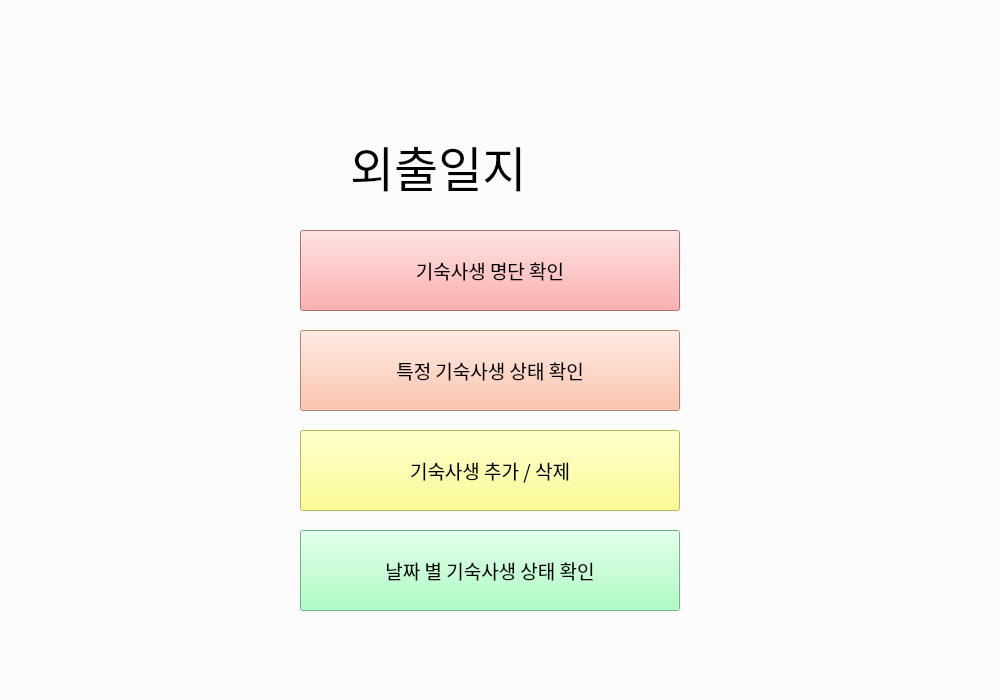
Hyemin-12/goingout-journal, file main.ui: the form before one commit.
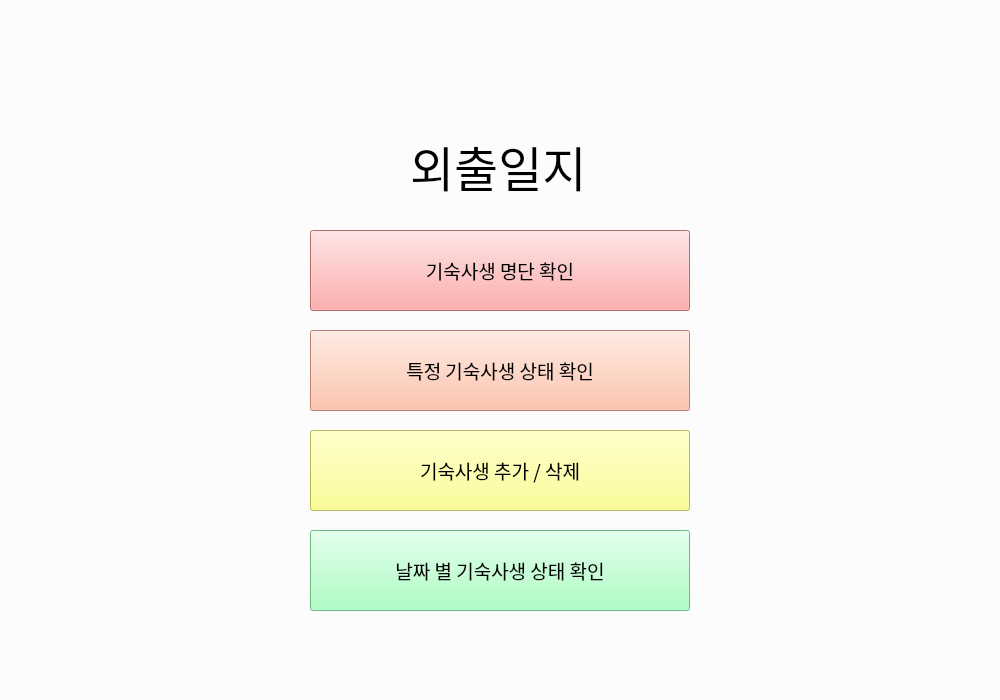
The form after the commit.

What changed in the file:
```diff
--- a/main.ui
+++ b/main.ui
@@ -19,7 +19,7 @@
   <widget class="QPushButton" name="btn_list">
    <property name="geometry">
     <rect>
-     <x>300</x>
+     <x>310</x>
      <y>230</y>
      <width>380</width>
      <height>81</height>
@@ -47,7 +47,7 @@
   <widget class="QPushButton" name="btn_status">
    <property name="geometry">
     <rect>
-     <x>300</x>
+     <x>310</x>
      <y>330</y>
      <width>380</width>
      <height>81</height>
@@ -69,7 +69,7 @@
   <widget class="QPushButton" name="btn_edit">
    <property name="geometry">
     <rect>
-     <x>300</x>
+     <x>310</x>
      <y>430</y>
      <width>380</width>
      <height>81</height>
@@ -91,7 +91,7 @@
   <widget class="QPushButton" name="btn_search">
    <property name="geometry">
     <rect>
-     <x>300</x>
+     <x>310</x>
      <y>530</y>
      <width>380</width>
      <height>81</height>
@@ -113,9 +113,9 @@
   <widget class="QLabel" name="title">
    <property name="geometry">
     <rect>
-     <x>350</x>
+     <x>410</x>
      <y>110</y>
-     <width>321</width>
+     <width>181</width>
      <height>111</height>
     </rect>
    </property>
```
